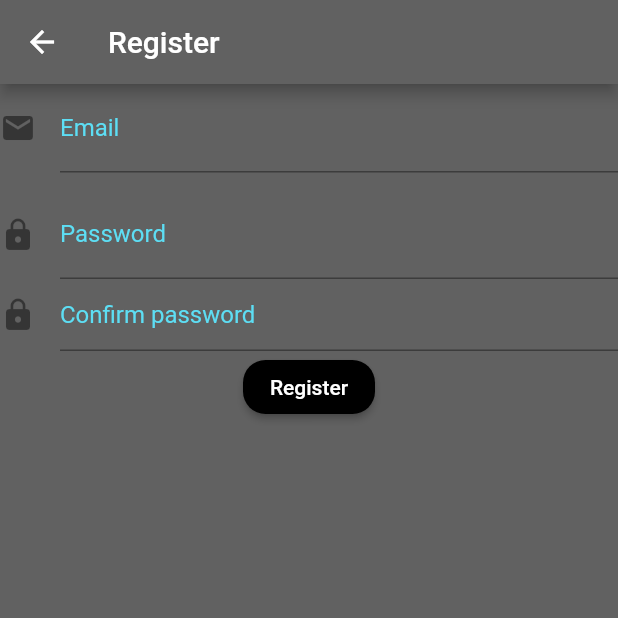
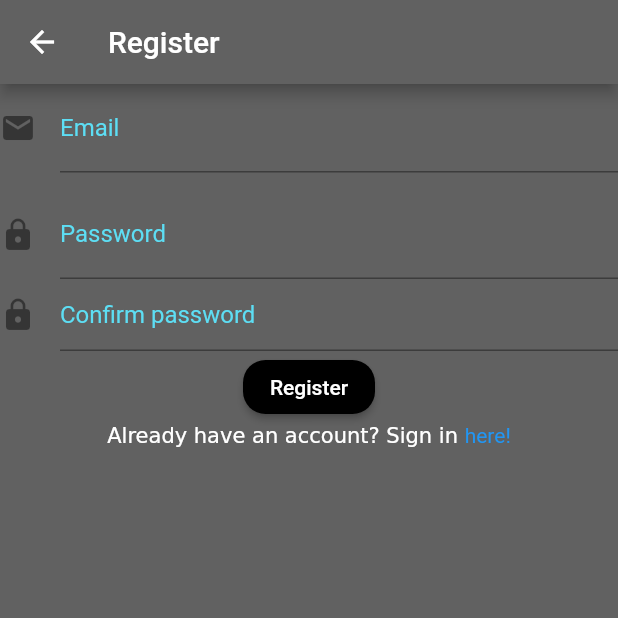
Before and after one commit to lrondenet/StudyGroup, a Flutter app: the Register screen opened directly, on a phone screen of 412 x 824 dp, the top half of it. Run offline on Flutter 3.47's test engine with Material 2 defaults, Android fonts, the phone set to English and light mode, and no system bars; our stand-ins replace cloud_firestore, firebase_auth; accounts and stored records are empty.

Commit message:
Ability to switch between login and register page, logout button

```diff
--- a/study_group_app/lib/screens/auth/register.dart
+++ b/study_group_app/lib/screens/auth/register.dart
@@ -1,3 +1,4 @@
+import 'package:flutter/gestures.dart';
 import 'package:flutter/material.dart';
 import 'package:study_group_app/services/auth.dart';
 import 'package:study_group_app/utilities/validations.dart';
@@ -45,6 +46,7 @@ class _RegisterState extends State<Register> {
     }
   }
 
+  // TODO Stylize input fields so they don't look terrible
   @override
   Widget build(BuildContext context) {
     return Scaffold(
@@ -84,6 +86,7 @@ class _RegisterState extends State<Register> {
                   _password = val;
                 },
               ),
+              // TODO Write function to validate passwords match
               TextFormField(
                 decoration: InputDecoration(
                     icon: Icon(Icons.lock), hintText: 'Confirm password'),
@@ -102,6 +105,21 @@ class _RegisterState extends State<Register> {
                   borderRadius: BorderRadius.circular(15.0),
                 ),
               ),
+              RichText(
+                text: TextSpan(
+                  text: "Already have an account? Sign in ",
+                  children: [
+                    TextSpan(
+                      text: 'here!',
+                      style: TextStyle(color: Colors.blue),
+                      recognizer: TapGestureRecognizer()
+                        ..onTap = () {
+                          widget.view();
+                        },
+                    ),
+                  ],
+                ),
+              ),
             ],
           ),
         ),
```
Also changed, not shown: study_group_app/lib/screens/auth/login.dart (+17 -31 lines), study_group_app/lib/screens/home/drawer.dart (+8 -0 lines), 1 other file.
